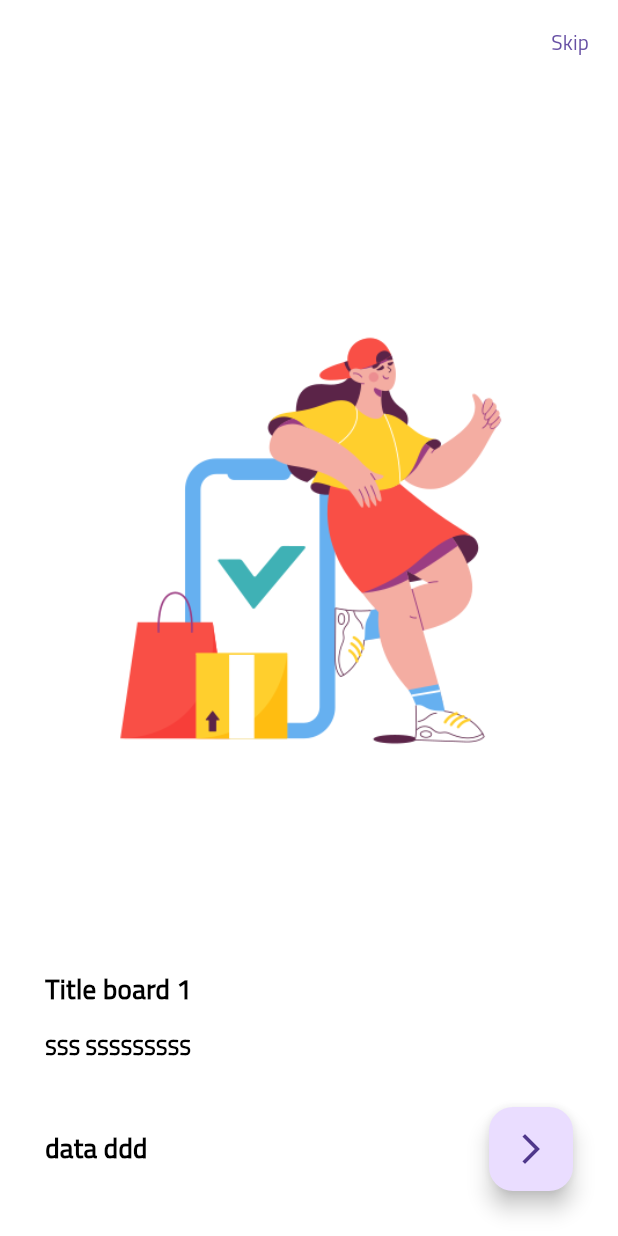
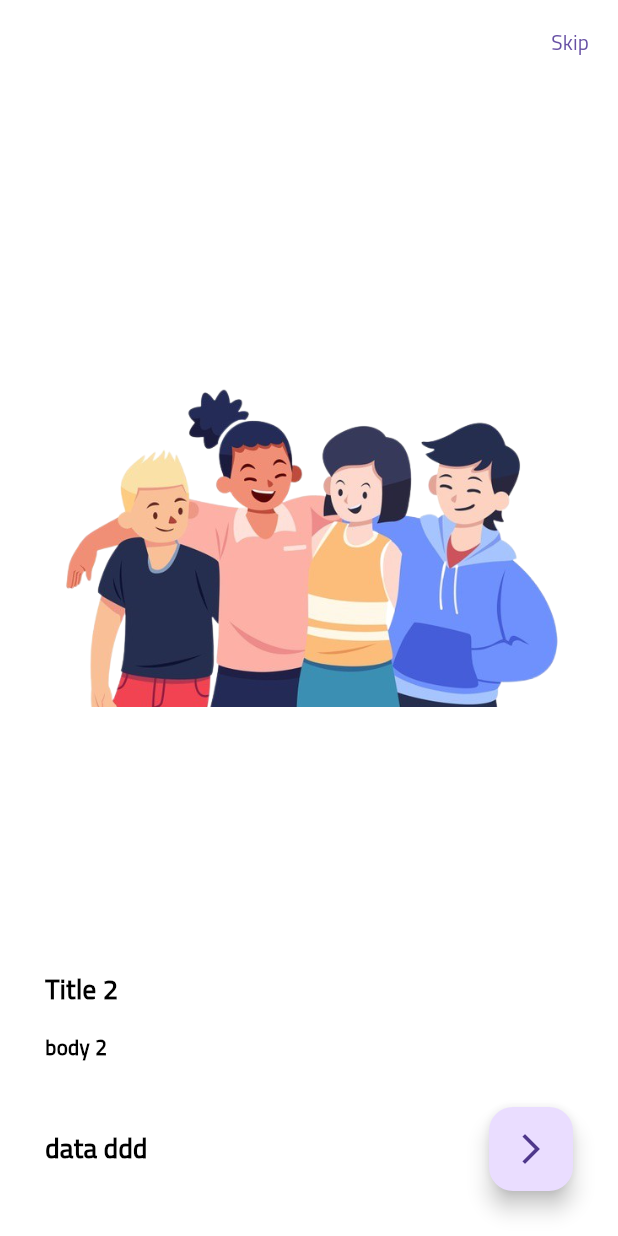
Before and after one commit to abdobassel/shop_e_commerce_flutter, a Flutter app: the screen it shows after launch, swiped to page 2, on a phone screen of 412 x 824 dp. Run offline on Flutter 3.47's test engine with Material 2 defaults, Android fonts, the phone set to English and light mode, and no system bars; our stand-ins replace dio, flutter_bloc, shared_preferences.

Commit message:
Model boarding and list Created and done

```diff
--- /dev/null
+++ b/lib/models/boardingModel.dart
@@ -0,0 +1,8 @@
+class OnBoardingModel {
+  final String image;
+  final String title;
+  final String body;
+
+  OnBoardingModel(
+      {required this.image, required this.title, required this.body});
+}
--- a/lib/onBoaring/onboarding_screen.dart
+++ b/lib/onBoaring/onboarding_screen.dart
@@ -1,7 +1,19 @@
 import 'package:flutter/material.dart';
+import 'package:shop_app/models/boardingModel.dart';
 
 class onBoardingScreen extends StatelessWidget {
   onBoardingScreen({super.key});
+
+  List<OnBoardingModel> onboardinglist = [
+    OnBoardingModel(
+        image: 'assets/images/done.png', title: 'Title 1', body: 'body 1'),
+    OnBoardingModel(
+        image: 'assets/images/friendship.png',
+        title: 'Title 2',
+        body: 'body 2'),
+    OnBoardingModel(
+        image: 'assets/images/delivery.png', title: 'Title 3', body: 'body 3'),
+  ];
   var pageController = PageController();
   @override
   Widget build(BuildContext context) {
@@ -15,8 +27,9 @@ class onBoardingScreen extends StatelessWidget {
           children: [
             Expanded(
               child: PageView.builder(
-                itemBuilder: (context, index) => ItemOnBoarding(),
-                itemCount: 3,
+                itemBuilder: (context, index) =>
+                    ItemOnBoarding(onboardinglist[index]),
+                itemCount: onboardinglist.length,
                 controller: pageController,
                 onPageChanged: (value) {},
               ),
@@ -41,21 +54,21 @@ class onBoardingScreen extends StatelessWidget {
     );
   }
 
-  Widget ItemOnBoarding() => Column(
+  Widget ItemOnBoarding(OnBoardingModel model) => Column(
         crossAxisAlignment: CrossAxisAlignment.start,
         children: [
-          Expanded(child: Image(image: AssetImage('assets/images/done.png'))),
+          Expanded(child: Image(image: AssetImage('${model.image}'))),
           SizedBox(
             height: 25,
           ),
           Text(
-            'Title board 1',
+            '${model.title}',
             style: TextStyle(fontSize: 18),
           ),
           SizedBox(
             height: 15,
           ),
-          Text('SSS SSSSSSSSS', style: TextStyle(fontSize: 14)),
+          Text('${model.body}', style: TextStyle(fontSize: 14)),
         ],
       );
 }
```
